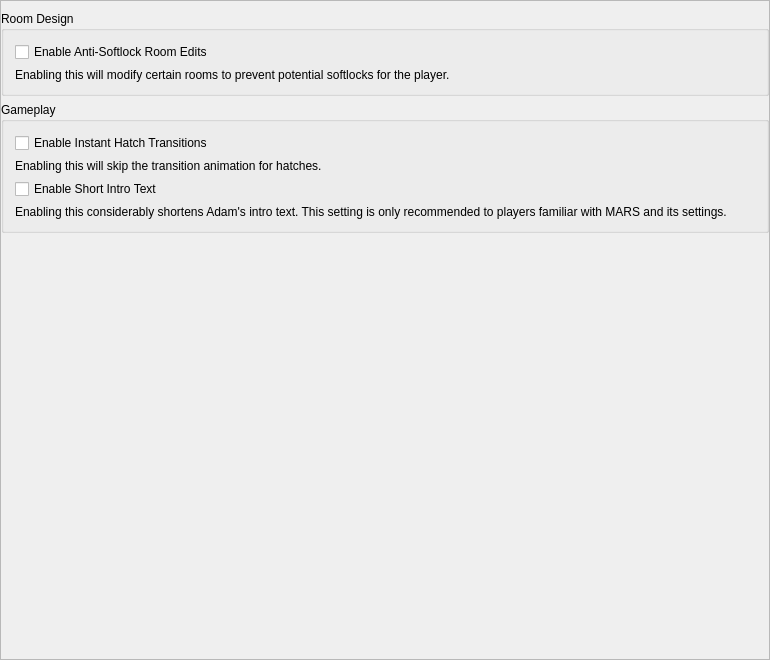
First picture: the form in randovania/games/fusion/gui/ui_files/preset_fusion_patches.ui, repository randovania/randovania, before the edit.
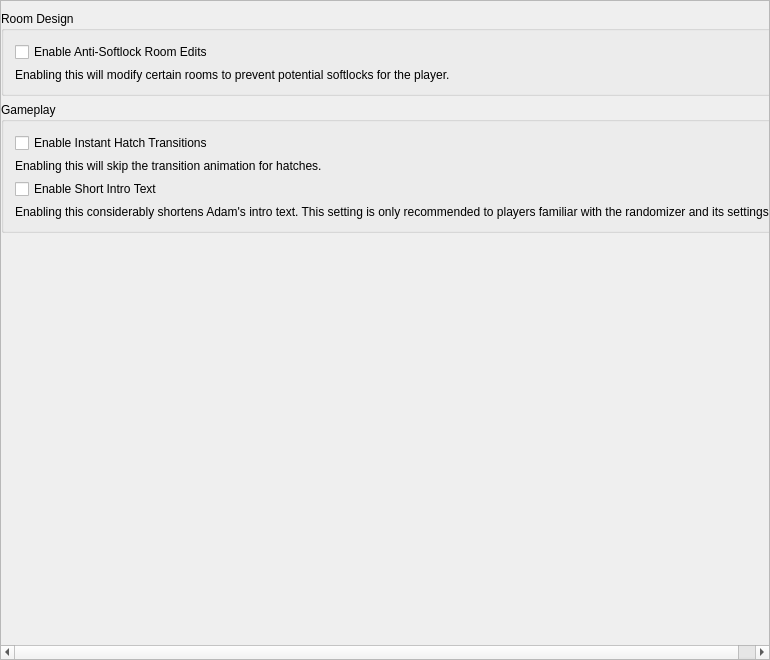
Second picture: the form after the edit.

```diff
--- a/randovania/games/fusion/gui/ui_files/preset_fusion_patches.ui
+++ b/randovania/games/fusion/gui/ui_files/preset_fusion_patches.ui
@@ -43,8 +43,8 @@
         <rect>
          <x>0</x>
          <y>0</y>
-         <width>768</width>
-         <height>658</height>
+         <width>779</width>
+         <height>644</height>
         </rect>
        </property>
        <layout class="QVBoxLayout" name="scroll_layout">
@@ -132,7 +132,7 @@
            <item>
             <widget class="QLabel" name="short_intro_text_label">
              <property name="text">
-              <string>Enabling this considerably shortens Adam's intro text. This setting is only recommended to players familiar with MARS and its settings.</string>
+              <string>Enabling this considerably shortens Adam's intro text. This setting is only recommended to players familiar with the randomizer and its settings.</string>
              </property>
             </widget>
            </item>
```
